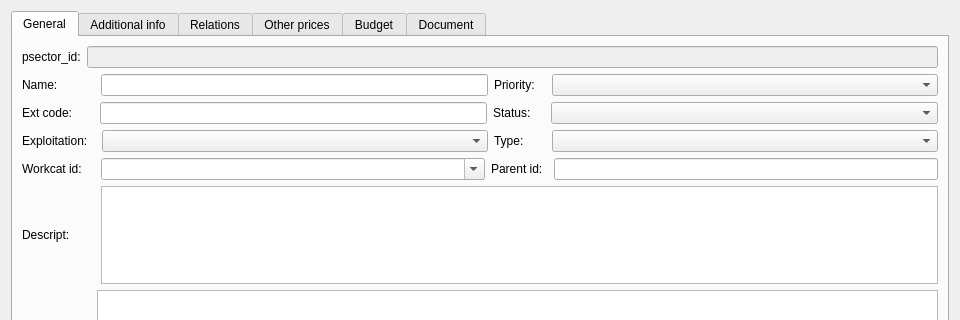
Above: core/ui/toolbars/plan/psector.ui from Giswater/giswater_qgis_plugin before the change; both pictures show x 0 to 960 and y 0 to 320 of the 960 by 743 pixel window. Below: the same form after it.
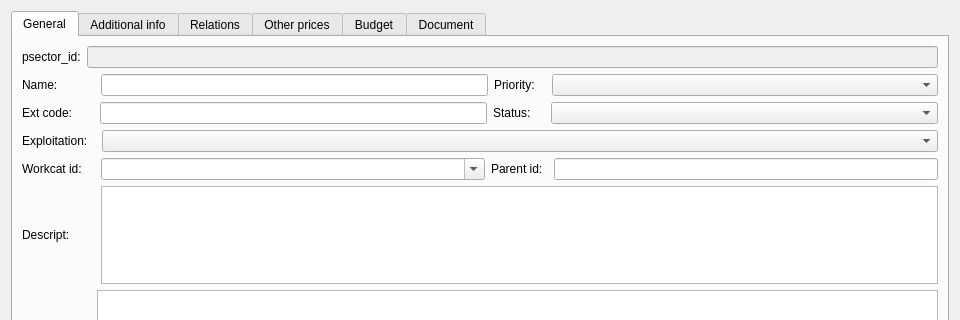
That is the form after the change. Icons and pictures are not drawn.

Commit message: remove(psector_type): delete combobox from ui and python

The edit to the form file:
```diff
--- a/core/ui/toolbars/plan/psector.ui
+++ b/core/ui/toolbars/plan/psector.ui
@@ -231,39 +231,6 @@
            </property>
           </widget>
          </item>
-         <item>
-          <widget class="QLabel" name="label_9">
-           <property name="text">
-            <string>Type:</string>
-           </property>
-          </widget>
-         </item>
-         <item>
-          <spacer name="horizontalSpacer_7">
-           <property name="orientation">
-            <enum>Qt::Horizontal</enum>
-           </property>
-           <property name="sizeType">
-            <enum>QSizePolicy::Fixed</enum>
-           </property>
-           <property name="sizeHint" stdset="0">
-            <size>
-             <width>22</width>
-             <height>20</height>
-            </size>
-           </property>
-          </spacer>
-         </item>
-         <item>
-          <widget class="QComboBox" name="psector_type">
-           <property name="sizePolicy">
-            <sizepolicy hsizetype="Expanding" vsizetype="Fixed">
-             <horstretch>0</horstretch>
-             <verstretch>0</verstretch>
-            </sizepolicy>
-           </property>
-          </widget>
-         </item>
         </layout>
        </item>
        <item>
```
The commit also changes 1 other file.
